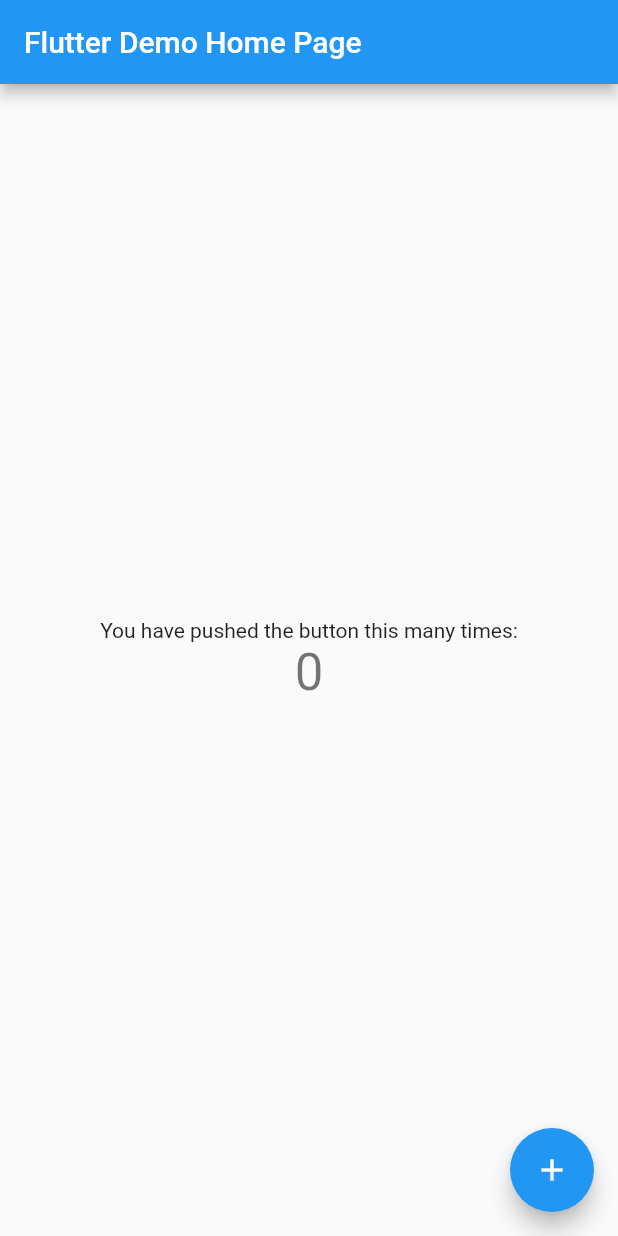
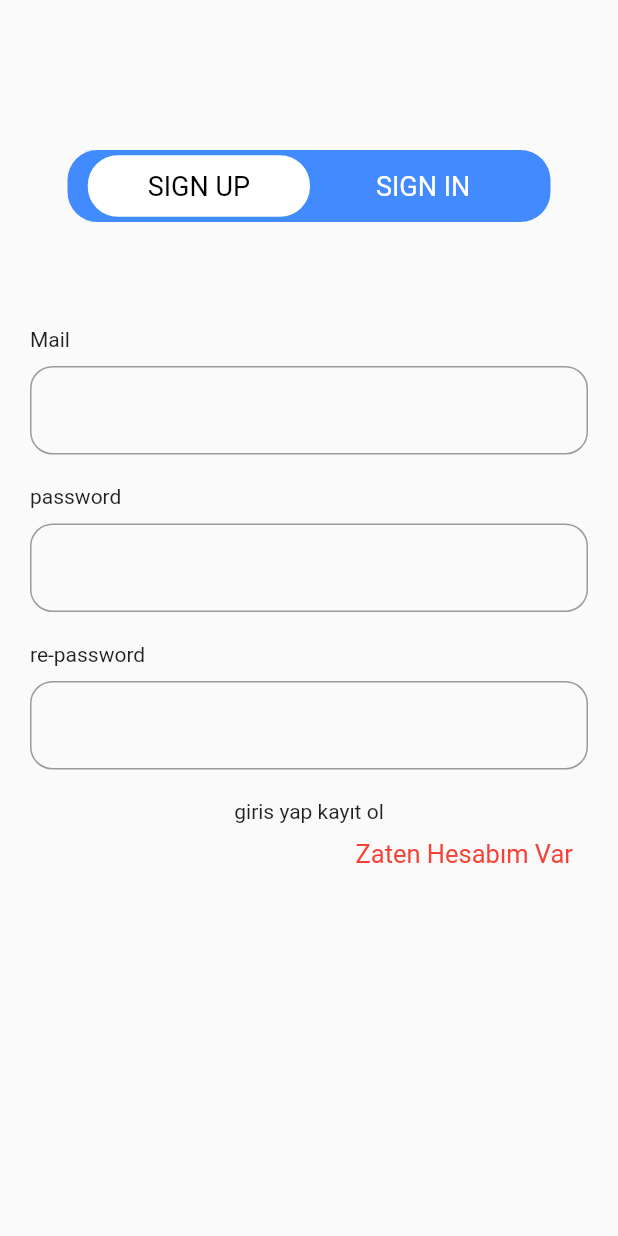
Before and after one commit to mesud07/crewinProject, a Flutter app: the screen it shows after launch, on a phone screen of 412 x 824 dp. Run offline on Flutter 3.47's test engine with Material 2 defaults, Android fonts, the light colour scheme and no system bars.

Commit message:
signUp yapıldı

```diff
--- /dev/null
+++ b/lib/helper/style.dart
@@ -0,0 +1,4 @@
+
+ import 'package:flutter/material.dart';
+
+Color backgroundColor = Colors.blueAccent;
--- a/lib/main.dart
+++ b/lib/main.dart
@@ -1,4 +1,6 @@
 import 'package:flutter/material.dart';
+
+import 'screens/signInUpPage/signInUp.dart';
 
 void main() {
   runApp(const MyApp());
@@ -13,103 +15,10 @@
     return MaterialApp(
       title: 'Flutter Demo',
       theme: ThemeData(
-        // This is the theme of your application.
-        //
-        // Try running your application with "flutter run". You'll see the
-        // application has a blue toolbar. Then, without quitting the app, try
-        // changing the primarySwatch below to Colors.green and then invoke
-        // "hot reload" (press "r" in the console where you ran "flutter run",
-        // or simply save your changes to "hot reload" in a Flutter IDE).
-        // Notice that the counter didn't reset back to zero; the application
-        // is not restarted.
+
         primarySwatch: Colors.blue,
       ),
-      home: const MyHomePage(title: 'Flutter Demo Home Page'),
+      home: SignInUpPage(),
     );
   }
 }
-
-class MyHomePage extends StatefulWidget {
-  const MyHomePage({Key? key, required this.title}) : super(key: key);
-
-  // This widget is the home page of your application. It is stateful, meaning
-  // that it has a State object (defined below) that contains fields that affect
-  // how it looks.
-
-  // This class is the configuration for the state. It holds the values (in this
-  // case the title) provided by the parent (in this case the App widget) and
-  // used by the build method of the State. Fields in a Widget subclass are
-  // always marked "final".
-
-  final String title;
-
-  @override
-  State<MyHomePage> createState() => _MyHomePageState();
-}
-
-class _MyHomePageState extends State<MyHomePage> {
-  int _counter = 0;
-
-  void _incrementCounter() {
-    setState(() {
-      // This call to setState tells the Flutter framework that something has
-      // changed in this State, which causes it to rerun the build method below
-      // so that the display can reflect the updated values. If we changed
-      // _counter without calling setState(), then the build method would not be
-      // called again, and so nothing would appear to happen.
-      _counter++;
-    });
-  }
-
-  @override
-  Widget build(BuildContext context) {
-    // This method is rerun every time setState is called, for instance as done
-    // by the _incrementCounter method above.
-    //
-    // The Flutter framework has been optimized to make rerunning build methods
-    // fast, so that you can just rebuild anything that needs updating rather
-    // than having to individually change instances of widgets.
-    return Scaffold(
-      appBar: AppBar(
-        // Here we take the value from the MyHomePage object that was created by
-        // the App.build method, and use it to set our appbar title.
-        title: Text(widget.title),
-      ),
-      body: Center(
-        // Center is a layout widget. It takes a single child and positions it
-        // in the middle of the parent.
-        child: Column(
-          // Column is also a layout widget. It takes a list of children and
-          // arranges them vertically. By default, it sizes itself to fit its
-          // children horizontally, and tries to be as tall as its parent.
-          //
-          // Invoke "debug painting" (press "p" in the console, choose the
-          // "Toggle Debug Paint" action from the Flutter Inspector in Android
-          // Studio, or the "Toggle Debug Paint" command in Visual Studio Code)
-          // to see the wireframe for each widget.
-          //
-          // Column has various properties to control how it sizes itself and
-          // how it positions its children. Here we use mainAxisAlignment to
-          // center the children vertically; the main axis here is the vertical
-          // axis because Columns are vertical (the cross axis would be
-          // horizontal).
-          mainAxisAlignment: MainAxisAlignment.center,
-          children: <Widget>[
-            const Text(
-              'You have pushed the button this many times:',
-            ),
-            Text(
-              '$_counter',
-              style: Theme.of(context).textTheme.headline4,
-            ),
-          ],
-        ),
-      ),
-      floatingActionButton: FloatingActionButton(
-        onPressed: _incrementCounter,
-        tooltip: 'Increment',
-        child: const Icon(Icons.add),
-      ), // This trailing comma makes auto-formatting nicer for build methods.
-    );
-  }
-}
--- /dev/null
+++ b/lib/screens/signInUpPage/signInUp.dart
@@ -0,0 +1,164 @@
+import 'package:crewin_project/helper/style.dart';
+import 'package:flutter/material.dart';
+class SignInUpPage extends StatefulWidget {
+  const SignInUpPage({ Key? key }) : super(key: key);
+
+  @override
+  _SignInUpPageState createState() => _SignInUpPageState();
+}
+
+class _SignInUpPageState extends State<SignInUpPage> {
+  late String userName,email,password;
+  var _key = GlobalKey<FormState>();
+  bool kayitDurumu = false;
+  TextEditingController _mailController = TextEditingController();
+  bool girismi = false;
+  List<bool> isSelected = [true, false];
+  String emailTitle = "Email";
+  @override
+  Widget build(BuildContext context) {
+    return Scaffold(
+
+      body: ListView(
+
+
+
+        children: [
+
+          switchButton(),
+          Form(
+            key: _key,
+            child: Container(
+              margin: EdgeInsets.all(20),
+
+              child: Column(
+                mainAxisAlignment: MainAxisAlignment.center,
+                children: [
+                  if(!isSelected[1])
+                  MyTextFormField("Mail",_mailController),
+
+
+                  SizedBox(height: 20,),
+                  MyTextFormField("password",_mailController),
+                  SizedBox(height: 20,),
+                  MyTextFormField("re-password",_mailController),
+                  SizedBox(height: 20,),
+                  InkWell(
+
+                      onTap: (){
+
+
+                      },
+                      child: Text("giris yap kayıt ol"),
+                  ),
+
+
+                  GestureDetector(
+                    onTap: (){
+
+                    },
+                    child: Container(
+                      margin: EdgeInsets.all(10),
+                      alignment: Alignment.centerRight,
+                      child: Text(" Zaten Hesabım Var",style: TextStyle(fontSize: 17, color: Colors.red)),
+                    ),
+                  )
+
+                ],
+              ),
+            ))
+        ],
+      ),
+    );
+  }
+
+  Container switchButton() {
+    return Container(
+
+          width: double.infinity,
+          margin: EdgeInsets.only(left: 45,right: 45,top: 100,bottom: 50),
+          alignment: Alignment.center,
+          decoration: BoxDecoration(
+            color: backgroundColor,
+            borderRadius: BorderRadius.only(topLeft: Radius.circular(20),topRight: Radius.circular(20),bottomLeft: Radius.circular(20),bottomRight: Radius.circular(20))),
+          child: ToggleButtons(
+
+            isSelected: isSelected,
+            selectedColor: Colors.black,
+            color: Colors.white,
+            //fillColor: Colors.orangeAccent,
+            renderBorder: false,
+            //splashColor: Colors.red,
+            //highlightColor: Colors.orange,
+            children: <Widget>[
+
+              Padding(
+                padding: const EdgeInsets.symmetric(horizontal: 2),
+                child: Container(
+                   padding: EdgeInsets.only(left:40,right: 40,top: 10,bottom: 10),
+                    decoration: BoxDecoration(
+                      color: isSelected[0]==true?Colors.white:backgroundColor,
+                      borderRadius: BorderRadius.circular(20)
+                    ),
+                    child: Text('SIGN UP', style: TextStyle(fontSize: 18))),
+              ),
+              Padding(
+                 padding: const EdgeInsets.symmetric(horizontal: 2),
+                child: Container(
+                  padding: EdgeInsets.only(left:40,right: 40,top: 10,bottom: 10),
+                    decoration: BoxDecoration(
+                      color: isSelected[1]==true?Colors.white:backgroundColor,
+                      borderRadius: BorderRadius.circular(20)
+                    ),
+                    child:Text('SIGN IN', style: TextStyle(fontSize: 18))),
+              ),
+            ],
+            onPressed: (int newIndex) {
+              setState(() {
+                for (int index = 0; index < isSelected.length; index++) {
+                  if (index == newIndex) {
+                    isSelected[index] = true;
+                  } else {
+                    isSelected[index] = false;
+                  }
+                }
+              });
+            },
+          ),
+        );
+  }
+}
+
+class MyTextFormField extends StatelessWidget {
+  MyTextFormField(this.title,this.controller);
+
+  final String title;
+  final TextEditingController controller;
+
+  @override
+  Widget build(BuildContext context) {
+    return Column(
+      children: [
+        Container(
+          padding: EdgeInsets.only(bottom: 10),
+            alignment: Alignment.topLeft,
+            child: Text(title,),),
+
+      TextFormField(
+        controller: controller,
+
+        decoration: InputDecoration(
+
+           border: OutlineInputBorder(
+              borderRadius: BorderRadius.circular(15),
+              borderSide: BorderSide(width: 2))
+
+        ),
+        validator:(value){
+          value!.length>6? null : "hata";
+        },
+      ),
+      ],
+    );
+  }
+}
```
Also changed, not shown: lib/helper/helper.dart (added), lib/screens/addGenderPage/addGenerate.dart (added), lib/screens/addNamePage/addName.dart (added), lib/screens/landingPage/landing.dart (added), lib/screens/lastPage/lastPage.dart (added).
